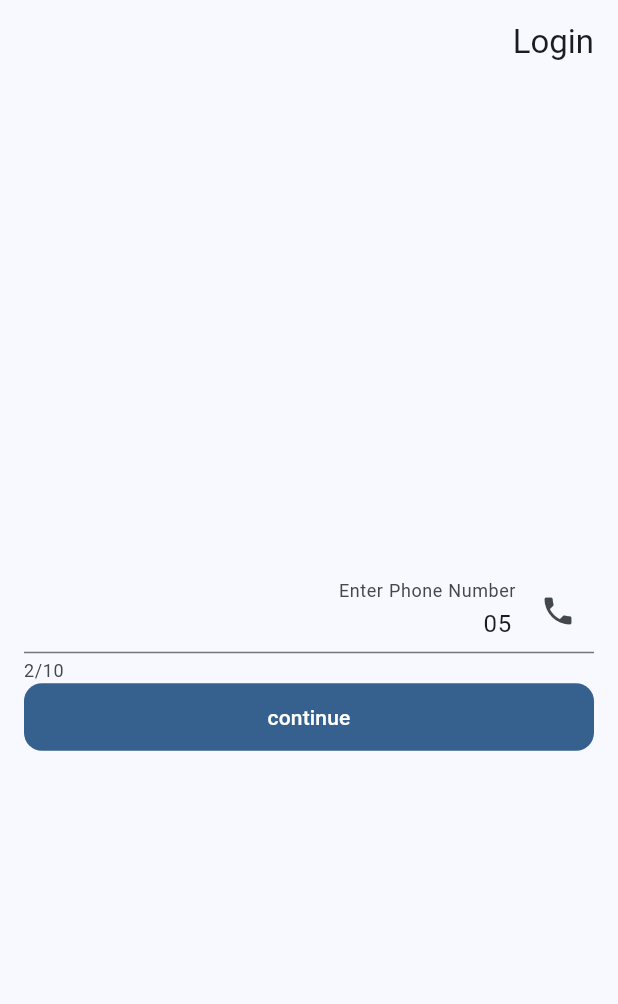
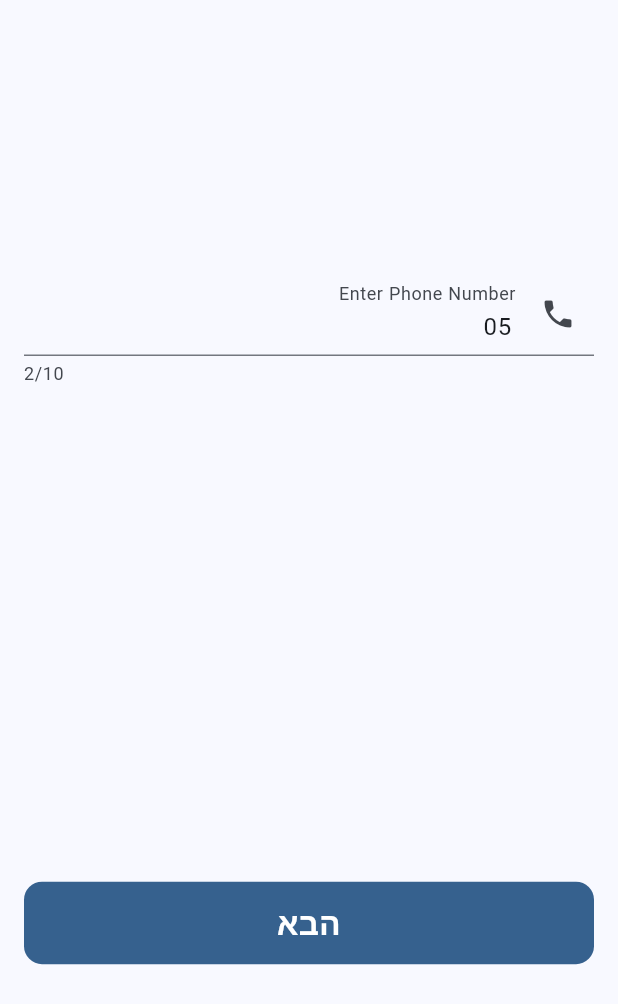
Before and after one commit to orenghe988/ohel_share, a Flutter app: the screen it shows after launch, on a phone screen of 412 x 824 dp. Shown: the top 1004 px of the screen. Run offline on Flutter 3.47's test engine with Material 3 defaults, Android fonts, the light colour scheme and no system bars; our stand-ins replace flutter_bloc, flutter_dotenv, go_router, google_fonts, supabase_flutter; accounts and stored records are empty.

Commit message:
implement focus for all pages and change ExpandedButton

```diff
--- a/lib/common/buttons/expanded_button.dart
+++ b/lib/common/buttons/expanded_button.dart
@@ -11,7 +11,7 @@ class ExpandedButton extends StatelessWidget {
   @override
   Widget build(BuildContext context) {
     return SizedBox(
-      height: 45,
+      height: 55,
       width: double.infinity,
       child: FilledButton(
         style: FilledButton.styleFrom(
@@ -21,7 +21,14 @@ class ExpandedButton extends StatelessWidget {
           ),
         ),
         onPressed: onPressed ?? () {},
-        child: Text(text),
+        child: Text(
+          style: const TextStyle(
+            fontSize: 21,
+            fontWeight: FontWeight.bold,
+            letterSpacing: 0.25,
+          ),
+          text,
+        ),
       ),
     );
   }
--- a/lib/routing/router.dart
+++ b/lib/routing/router.dart
@@ -7,7 +7,13 @@
 import "../utils/supabase_utils.dart";
 import 'routes/home.dart' show MyHomePage;
 
-final routes = [
+void handleAuthStateChange(BuildContext context, OurAuthState state) {
+  if (state is SignedOut) {
+    context.go("/login/enter-phone-number");
+  }
+}
+
+final appRoutes = [
   GoRoute(
     path: "/",
     redirect: (_, __) => supabaseClient().auth.currentUser == null
@@ -28,18 +34,7 @@
   )
 ];
 
-void handleAuthStateChange(BuildContext context, OurAuthState state) {
-  if (state is SignedOut) {
-    context.go("/login/enter-phone-number");
-  }
-}
-
-final routerConfig = GoRouter(
-  // TODO add onboarding page group and redirect function
-  // TODO mark completed_onboarding in auth state
-  initialLocation: "/",
-  routes: [
-    ShellRoute(
+final shellRoute = ShellRoute(
   builder: (BuildContext context, GoRouterState state, Widget child) {
     return RepositoryProvider(
       create: (_) => Supabase.instance.client,
@@ -48,12 +43,22 @@
             AuthCubit(supabase: context.read<SupabaseClient>()),
         child: BlocListener<AuthCubit, OurAuthState>(
           listener: handleAuthStateChange,
+          child: GestureDetector(
+            onTap: () => FocusScope.of(context).unfocus(),
             child: child,
+          ),
         ),
       ),
     );
   },
-      routes: routes,
-    ),
+  routes: appRoutes,
+);
+
+final routerConfig = GoRouter(
+  // TODO add onboarding page group and redirect function
+  // TODO mark completed_onboarding in auth state
+  initialLocation: "/",
+  routes: [
+    shellRoute,
   ],
 );
--- a/lib/routing/routes/onboarding/phone_number_entry_page.dart
+++ b/lib/routing/routes/onboarding/phone_number_entry_page.dart
@@ -10,13 +10,10 @@ class PhoneNumberEntryPage extends StatelessWidget {
   @override
   Widget build(BuildContext context) {
     return Scaffold(
-      appBar: AppBar(
-        title: const Text('Login'),
-      ),
       body: Padding(
         padding: const EdgeInsets.all(16.0),
         child: Column(
-          mainAxisAlignment: MainAxisAlignment.center,
+          mainAxisAlignment: MainAxisAlignment.spaceAround,
           children: [
             TextField(
               keyboardType: TextInputType.number,
@@ -30,7 +27,7 @@ class PhoneNumberEntryPage extends StatelessWidget {
               ),
             ),
             const ExpandedButton(
-              text: "continue",
+              text: "הבא",
             ),
           ],
           //TODO set a length for the input
```
Also changed, not shown: pubspec.lock. Lines whose indentation alone changed are shown as unchanged.
